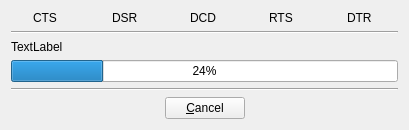
GCodeProjects/GCodeWorkShop, file src/transprogressdialog.ui: the form before one commit.
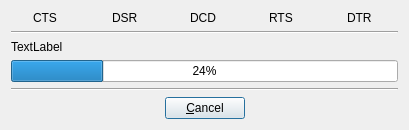
The form after the commit. Icons and pictures are not drawn.

The edit to the form file:
```diff
--- a/src/transprogressdialog.ui
+++ b/src/transprogressdialog.ui
@@ -253,7 +253,10 @@
          <normaloff>:/images/cancel.png</normaloff>:/images/cancel.png</iconset>
        </property>
        <property name="autoDefault">
-        <bool>false</bool>
+        <bool>true</bool>
+       </property>
+       <property name="default">
+        <bool>true</bool>
        </property>
       </widget>
      </item>
```
